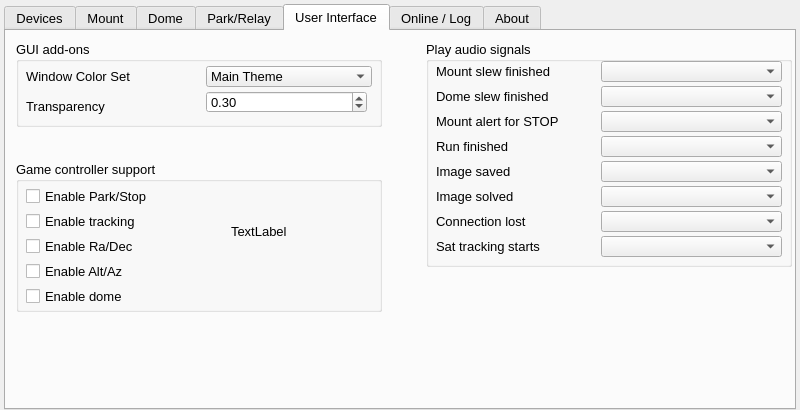
First picture: the form in src_add/widgets/setting.ui, repository mworion/MountWizzard4, before the edit.
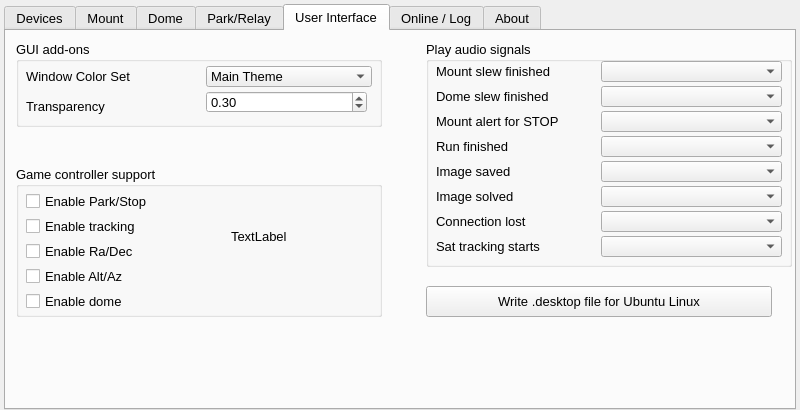
Second picture: the form after the edit. The open tabs and pages were chosen to show the change.

Commit message: implement solution for linux config

Diff of the .ui file:
```diff
--- a/src_add/widgets/setting.ui
+++ b/src_add/widgets/setting.ui
@@ -6291,7 +6291,7 @@
        <property name="geometry">
         <rect>
          <x>10</x>
-         <y>130</y>
+         <y>135</y>
          <width>366</width>
          <height>151</height>
         </rect>
@@ -6697,6 +6697,47 @@
         </property>
        </widget>
       </widget>
+      <widget class="QPushButton" name="writeLinuxConfig">
+       <property name="geometry">
+        <rect>
+         <x>420</x>
+         <y>255</y>
+         <width>346</width>
+         <height>31</height>
+        </rect>
+       </property>
+       <property name="sizePolicy">
+        <sizepolicy hsizetype="Expanding" vsizetype="Expanding">
+         <horstretch>0</horstretch>
+         <verstretch>0</verstretch>
+        </sizepolicy>
+       </property>
+       <property name="minimumSize">
+        <size>
+         <width>50</width>
+         <height>25</height>
+        </size>
+       </property>
+       <property name="maximumSize">
+        <size>
+         <width>16777215</width>
+         <height>16777215</height>
+        </size>
+       </property>
+       <property name="font">
+        <font>
+         <family>Arial</family>
+         <pointsize>10</pointsize>
+         <bold>false</bold>
+        </font>
+       </property>
+       <property name="toolTip">
+        <string>Boots the mount if Wake on Lan is anabled, a MAC address is set in the configuration and the mount computer is connected to the same subnet as your computer. A wired connection is needed. </string>
+       </property>
+       <property name="text">
+        <string>Write .desktop file for Ubuntu Linux</string>
+       </property>
+      </widget>
      </widget>
      <widget class="QWidget" name="onlineLog">
       <attribute name="title">
```
Left out of the diff: 2 changed lines with no effect on the pictures. The commit also changes 3 other files.
